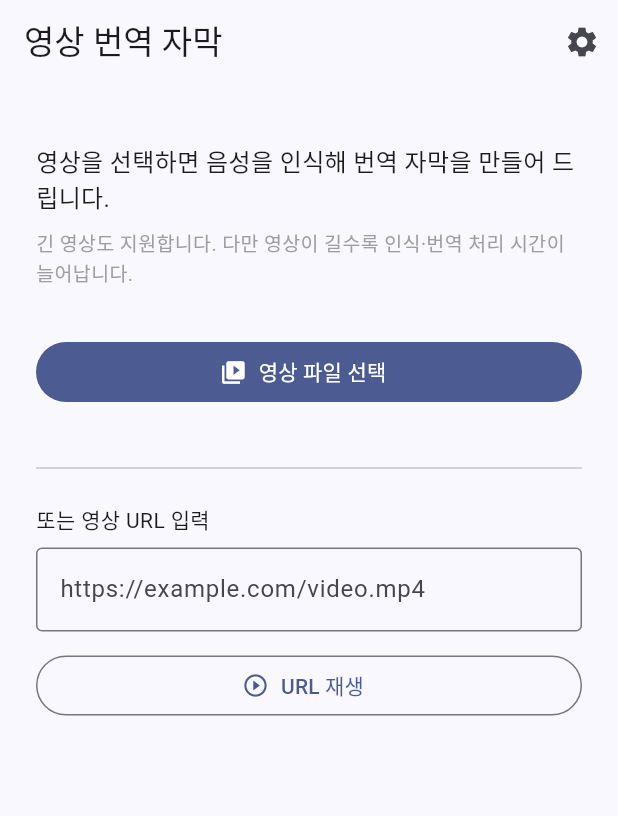
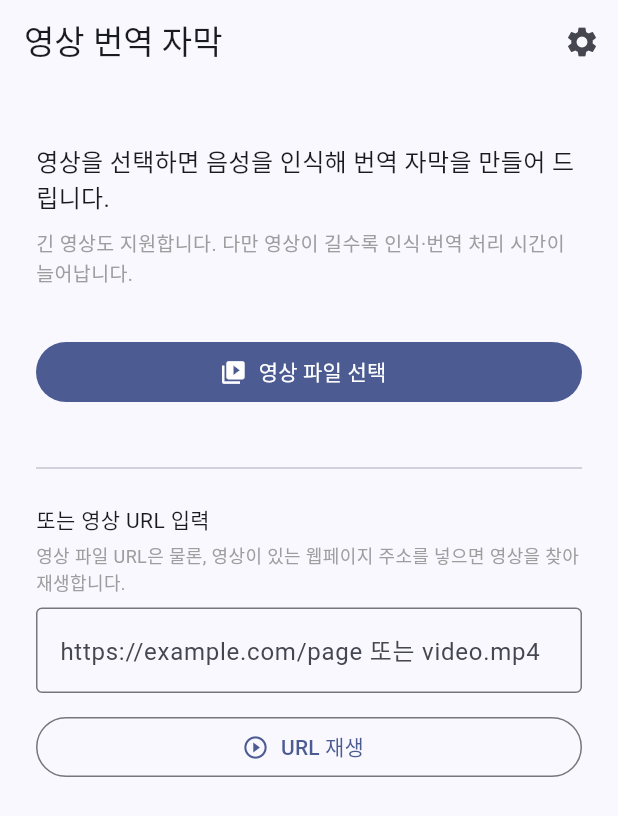
Before and after one commit to a-scene-tence/sub, a Flutter app: the screen it shows after launch, after a tap on "URL 재생", on a phone screen of 412 x 824 dp. Shown: the top 816 px of the screen. Run offline on Flutter 3.47's test engine with Material 3 defaults, Android fonts, the phone set to English and light mode, and no system bars; our stand-ins replace file_picker, flutter_dotenv, flutter_riverpod, flutter_secure_storage, shared_preferences, video_player and 1 more; missing offline and left inert: screen_brightness, volume_controller.

Commit message:
feat(home): 웹페이지 URL에서 영상 자동 감지 + 다중 후보 선택
직접 미디어 URL뿐 아니라 영상이 있는 웹페이지 주소를 넣으면 영상 파일을 찾아 재생한다.
- VideoUrlResolver: <video>/<source>·og:video·twitter:player·JSON-LD VideoObject·
  본문 정규식으로 영상 후보 추출(상대→절대 URL, 중복 제거, mp4 우선). 직접 미디어 URL은
  네트워크 호출 없이 즉시 반환(기존 동작 보존).
- VideoCandidate 모델 + 스트림 종류 분류(progressive/hls/dash).
- 홈 화면: 해석 로딩 표시, 후보 1개면 바로 재생, 여러 개면 선택 바텀시트, HLS는 자막
  제한 경고.
- 순수 함수(parse/classify/isDirectMediaUrl) + MockClient 단위 테스트 추가.

범위: 정적 HTML 노출형 일반 웹페이지. JS 구동 스트리밍 플랫폼(YouTube 등)은 미지원.

Co-Authored-By: Claude Opus 4.8 <noreply@anthropic.com>
Claude-Session: https://claude.ai/code/session_01FNKQtGvYKHS5axaL3oczoE

```diff
--- /dev/null
+++ b/lib/models/video_candidate.dart
@@ -0,0 +1,56 @@
+import 'package:flutter/foundation.dart';
+
+/// 웹페이지에서 감지한 재생 가능한 영상의 스트림 종류.
+enum VideoStreamKind {
+  /// 단일 파일 다운로드형(mp4/webm/mov…). 자막 추출까지 안정적으로 동작.
+  progressive,
+
+  /// HLS 매니페스트(m3u8). 재생은 되나 원격 오디오 추출이 제한될 수 있음.
+  hls,
+
+  /// MPEG-DASH 매니페스트(mpd). HLS와 동일한 자막 제약.
+  dash,
+
+  /// 확장자/MIME로 분류 불가.
+  unknown,
+}
+
+/// 웹페이지 URL 해석으로 찾아낸 영상 후보 하나.
+@immutable
+class VideoCandidate {
+  const VideoCandidate({
+    required this.url,
+    required this.kind,
+    this.title,
+    this.poster,
+  });
+
+  /// 재생/추출에 쓸 절대 URL(http/https).
+  final String url;
+
+  /// 스트림 종류(progressive 우선).
+  final VideoStreamKind kind;
+
+  /// 표시용 제목(og:title 또는 페이지 `<title>`, 없으면 null).
+  final String? title;
+
+  /// 썸네일 이미지 URL(og:image 등, 없으면 null).
+  final String? poster;
+
+  /// progressive가 아니면 자막 생성이 제한될 수 있다(HLS/DASH 원격 추출 한계).
+  bool get subtitleReliable => kind == VideoStreamKind.progressive;
+
+  @override
+  bool operator ==(Object other) =>
+      other is VideoCandidate &&
+      other.url == url &&
+      other.kind == kind &&
+      other.title == title &&
+      other.poster == poster;
+
+  @override
+  int get hashCode => Object.hash(url, kind, title, poster);
+
+  @override
+  String toString() => 'VideoCandidate($url, $kind)';
+}
--- a/lib/providers.dart
+++ b/lib/providers.dart
@@ -3,6 +3,7 @@ import 'package:flutter_riverpod/flutter_riverpod.dart';
 import 'config/secrets.dart';
 import 'services/audio_extraction_service.dart';
 import 'services/gemini_caption_service.dart';
+import 'services/video_url_resolver.dart';
 import 'state/live_caption_controller.dart';
 import 'state/settings_controller.dart';
 
@@ -12,6 +13,10 @@ final secretsProvider = Provider<Secrets>((ref) => Secrets());
 /// 사용자 설정.
 final settingsProvider =
     ChangeNotifierProvider<SettingsController>((ref) => SettingsController());
+
+/// 웹페이지 URL에서 재생 가능한 영상 파일을 찾아내는 해석기.
+final videoUrlResolverProvider =
+    Provider<VideoUrlResolver>((ref) => VideoUrlResolver());
 
 /// 현재 저장된 Gemini API 키(없으면 null) — 설정 화면 표시/검증용.
 /// 이 앱은 음성 인식·번역을 모두 Gemini로 처리하므로 이 키 하나만 필요하다.
--- a/lib/screens/home_screen.dart
+++ b/lib/screens/home_screen.dart
@@ -2,7 +2,10 @@ import 'package:file_picker/file_picker.dart';
 import 'package:flutter/material.dart';
 import 'package:flutter_riverpod/flutter_riverpod.dart';
 
+import '../models/video_candidate.dart';
+import '../providers.dart';
 import '../services/diagnostics.dart';
+import '../services/video_url_resolver.dart';
 import 'player_screen.dart';
 import 'settings_screen.dart';
 
@@ -16,6 +19,7 @@ class HomeScreen extends ConsumerStatefulWidget {
 
 class _HomeScreenState extends ConsumerState<HomeScreen> {
   final TextEditingController _urlController = TextEditingController();
+  bool _resolving = false;
 
   @override
   void initState() {
@@ -60,10 +64,98 @@ class _HomeScreenState extends ConsumerState<HomeScreen> {
     }
   }
 
-  void _openUrl() {
+  /// URL 입력 흐름: 직접 미디어 URL이면 바로, 일반 웹페이지면 영상 파일을 감지해 재생한다.
+  /// 후보가 여러 개면 선택 시트를 띄운다.
+  Future<void> _openUrl() async {
     final url = _urlController.text.trim();
-    if (url.isEmpty) return;
-    _open(VideoSource.network(url));
+    if (url.isEmpty || _resolving) return;
+
+    setState(() => _resolving = true);
+    final messenger = ScaffoldMessenger.of(context);
+    List<VideoCandidate> candidates;
+    try {
+      candidates = await ref.read(videoUrlResolverProvider).resolve(url);
+    } on ResolveException catch (e) {
+      if (!mounted) return;
+      setState(() => _resolving = false);
+      messenger.showSnackBar(SnackBar(content: Text(e.message)));
+      return;
+    } catch (e) {
+      if (!mounted) return;
+      setState(() => _resolving = false);
+      messenger.showSnackBar(SnackBar(content: Text('영상을 찾지 못했습니다: $e')));
+      return;
+    }
+    if (!mounted) return;
+    setState(() => _resolving = false);
+
+    if (candidates.length == 1) {
+      _playCandidate(candidates.first);
+      return;
+    }
+    final chosen = await _pickCandidate(candidates);
+    if (chosen != null) _playCandidate(chosen);
+  }
+
+  /// 여러 후보 중 하나를 고르는 모달 바텀시트.
+  Future<VideoCandidate?> _pickCandidate(List<VideoCandidate> candidates) {
+    return showModalBottomSheet<VideoCandidate>(
+      context: context,
+      showDragHandle: true,
+      builder: (context) {
+        return SafeArea(
+          child: Column(
+            mainAxisSize: MainAxisSize.min,
+            crossAxisAlignment: CrossAxisAlignment.stretch,
+            children: <Widget>[
+              const Padding(
+                padding: EdgeInsets.fromLTRB(16, 8, 16, 8),
+                child: Text('재생할 영상 선택',
+                    style:
+                        TextStyle(fontSize: 16, fontWeight: FontWeight.bold)),
+              ),
+              Flexible(
+                child: ListView.builder(
+                  shrinkWrap: true,
+                  itemCount: candidates.length,
+                  itemBuilder: (context, i) {
+                    final c = candidates[i];
+                    return ListTile(
+                      leading: const Icon(Icons.movie_outlined),
+                      title: Text(
+                        c.title?.isNotEmpty == true ? c.title! : c.url,
+                        maxLines: 1,
+                        overflow: TextOverflow.ellipsis,
+                      ),
+                      subtitle: Text(
+                        c.subtitleReliable
+                            ? c.url
+                            : '${c.url}\n스트림 영상 — 자막이 제한될 수 있어요',
+                        maxLines: 2,
+                        overflow: TextOverflow.ellipsis,
+                      ),
+                      isThreeLine: !c.subtitleReliable,
+                      onTap: () => Navigator.of(context).pop(c),
+                    );
+                  },
+                ),
+              ),
+            ],
+          ),
+        );
+      },
+    );
+  }
+
+  void _playCandidate(VideoCandidate c) {
+    if (!c.subtitleReliable) {
+      ScaffoldMessenger.of(context).showSnackBar(
+        const SnackBar(
+          content: Text('스트림(HLS/DASH) 영상이라 자막 생성이 제한될 수 있어요.'),
+        ),
+      );
+    }
+    _open(VideoSource.network(c.url));
   }
 
   void _open(VideoSource source) {
@@ -114,21 +206,33 @@ class _HomeScreenState extends ConsumerState<HomeScreen> {
             const Divider(),
             const SizedBox(height: 16),
             const Text('또는 영상 URL 입력'),
+            const SizedBox(height: 4),
+            const Text(
+              '영상 파일 URL은 물론, 영상이 있는 웹페이지 주소를 넣으면 영상을 찾아 재생합니다.',
+              style: TextStyle(fontSize: 12, color: Colors.grey),
+            ),
             const SizedBox(height: 8),
             TextField(
               controller: _urlController,
               keyboardType: TextInputType.url,
+              enabled: !_resolving,
               decoration: const InputDecoration(
-                hintText: 'https://example.com/video.mp4',
+                hintText: 'https://example.com/page 또는 video.mp4',
                 border: OutlineInputBorder(),
               ),
               onSubmitted: (_) => _openUrl(),
             ),
             const SizedBox(height: 12),
             OutlinedButton.icon(
-              icon: const Icon(Icons.play_circle_outline),
-              label: const Text('URL 재생'),
-              onPressed: _openUrl,
+              icon: _resolving
+                  ? const SizedBox(
+                      width: 18,
+                      height: 18,
+                      child: CircularProgressIndicator(strokeWidth: 2),
+                    )
+                  : const Icon(Icons.play_circle_outline),
+              label: Text(_resolving ? '영상 찾는 중…' : 'URL 재생'),
+              onPressed: _resolving ? null : _openUrl,
             ),
           ],
         ),
--- a/pubspec.yaml
+++ b/pubspec.yaml
@@ -36,6 +36,7 @@ dependencies:
   volume_controller: ^2.0.7
   # 재생 중 화면 꺼짐 방지(전체화면/긴 영상)
   wakelock_plus: ^1.2.5
+  html: ^0.15.6
 
 dev_dependencies:
   flutter_test:
```
Also changed, not shown: lib/config/app_config.dart (+19 -0 lines), lib/services/video_url_resolver.dart (added, +238 -0 lines), 1 other file.
